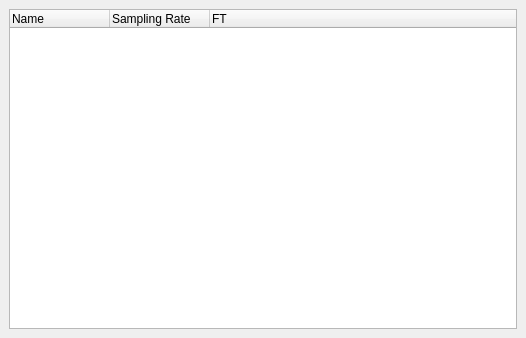
tools4BCI/TiA-Scope, file src/config_widget/signal_info_dock_widget.ui: the form before one commit.
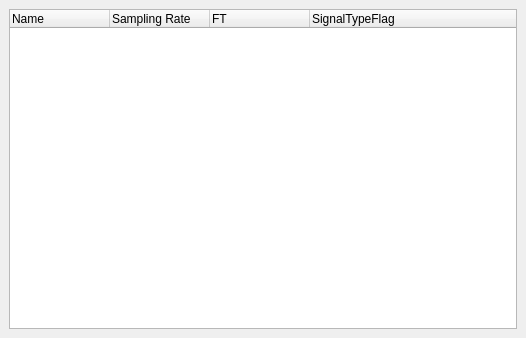
The form after the commit.

Commit message: added raw support for button and joystick signals

```diff
--- a/src/config_widget/signal_info_dock_widget.ui
+++ b/src/config_widget/signal_info_dock_widget.ui
@@ -38,6 +38,11 @@
         <string>FT</string>
        </property>
       </column>
+      <column>
+       <property name="text">
+        <string notr="true">SignalTypeFlag</string>
+       </property>
+      </column>
      </widget>
     </item>
    </layout>
```
The commit also changes 36 other files.
